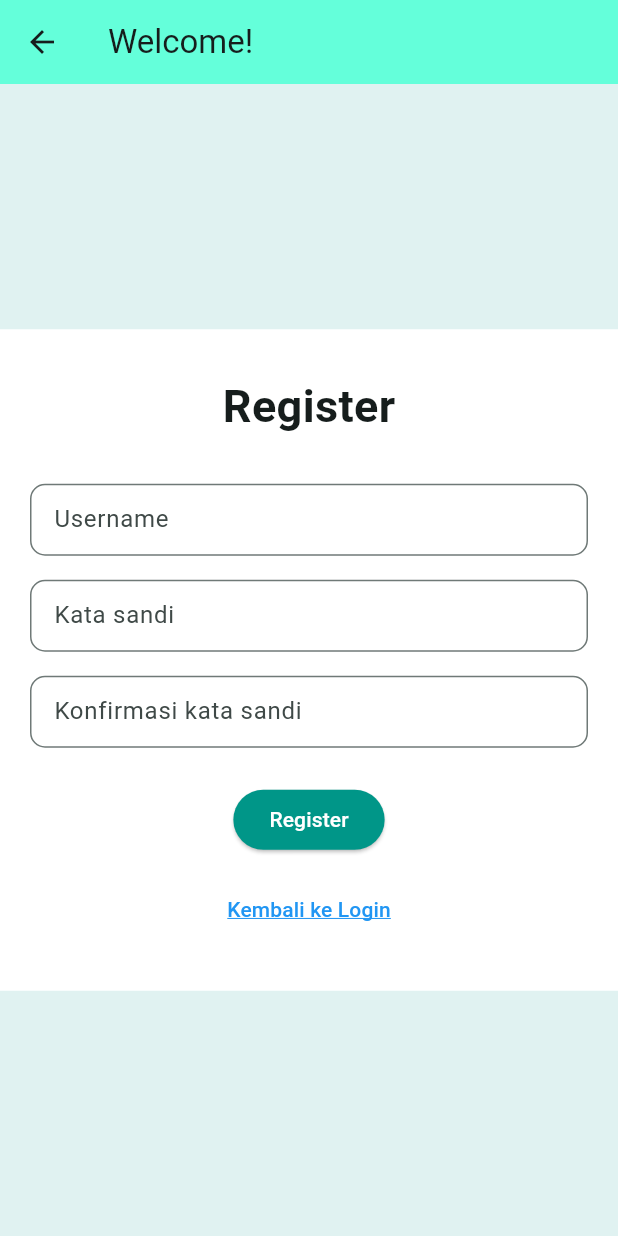
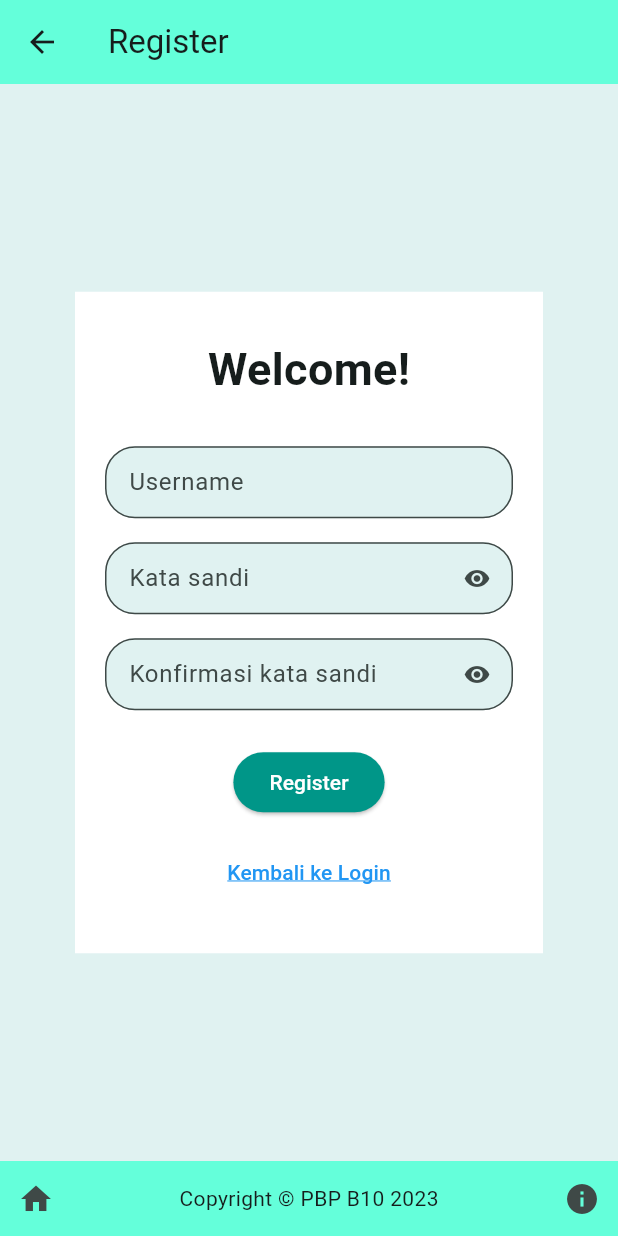
Before and after one commit to belatijagad/kutu-buku-mobile, a Flutter app: the screen it shows after launch, after a tap on "Belum punya akun?", on a phone screen of 412 x 824 dp. Run offline on Flutter 3.47's test engine with Material 3 defaults, Android fonts, the phone set to English and light mode, and no system bars.

Commit message:
Penambahan navbar bottom dan suffixIcon

```diff
--- a/lib/screens/login.dart
+++ b/lib/screens/login.dart
@@ -13,26 +13,26 @@ class _LoginPageState extends State<LoginPage> {
   final TextEditingController _passwordController = TextEditingController();
   final _formKey = GlobalKey<FormState>();
 
+  bool _passwordVisible = false;
+
   @override
   Widget build(BuildContext context) {
     return Scaffold(
       appBar: AppBar(
-        title: const Text('Welcome Back!'),
+        title: const Text('Login'),
         backgroundColor: Colors.tealAccent,
       ),
       body: Form(
-        // padding: const EdgeInsets.all(16.0),
         key: _formKey,
         child: SizedBox(
-          // width: size.width,
-          // height: size.height,
           child: Align (
             alignment: Alignment.center,
             child: Container(
-              // width: size.width * 0.85,
+              margin: EdgeInsets.all(50),
               padding: const EdgeInsets.symmetric(horizontal: 20, vertical: 30),
               decoration: BoxDecoration(
                 color: Colors.white,
+                // borderRadius: BorderRadius.circular(10)
               ),
               child: SingleChildScrollView(
                 child: Column(
@@ -40,7 +40,7 @@ class _LoginPageState extends State<LoginPage> {
                   children: [
                     const Center(
                       child: Text(
-                            "Register",
+                        "Welcome Back!",
                         style: TextStyle(
                           fontSize: 30,
                           fontWeight: FontWeight.bold,
@@ -57,17 +57,20 @@ class _LoginPageState extends State<LoginPage> {
                       },
                       controller: _usernameController,
                       decoration: InputDecoration(
+                        filled: true,
+                        fillColor: Colors.teal.shade50,
                         labelText: 'Username',
                         hintText: 'Masukkan username',
                         isDense: true,
                         border: OutlineInputBorder(
-                          borderRadius: BorderRadius.circular(10),
+                          borderRadius: BorderRadius.circular(20),
+                          borderSide: BorderSide(color: Colors.white, width: 0.0),
                         ),
                       ),
                     ),
                     const SizedBox(height: 16.0),
                     TextFormField(
-                      obscureText: true,
+                      obscureText: !_passwordVisible,
                       validator: (value) {
                         if (value == null || value.isEmpty) {
                           return 'Password invalid';
@@ -77,11 +80,25 @@ class _LoginPageState extends State<LoginPage> {
                       controller: _passwordController,
                       keyboardType: TextInputType.visiblePassword,
                       decoration: InputDecoration(
+                        filled: true,
+                        fillColor: Colors.teal.shade50,
                         labelText: 'Kata sandi',
                         hintText: 'Masukkan kata sandi',
                         isDense: true,
                         border: OutlineInputBorder(
-                          borderRadius: BorderRadius.circular(10),
+                          borderRadius: BorderRadius.circular(20),
+                          borderSide: BorderSide(color: Colors.white)
+                        ),
+                        suffixIcon: IconButton(
+                          icon: Icon(!_passwordVisible ? Icons.visibility
+                              : Icons.visibility_off),
+                          onPressed: () {
+                            setState(
+                              () {
+                                _passwordVisible = !_passwordVisible;
+                              },
+                            );
+                          },
                         ),
                       ),
                     ),
@@ -131,7 +148,32 @@ class _LoginPageState extends State<LoginPage> {
             ),
           ),
         ),
-      )
+      ),
+      bottomNavigationBar: Container(
+        child: Row(
+          mainAxisAlignment: MainAxisAlignment.spaceBetween,
+          children: [
+            IconButton(
+              icon: Icon(Icons.home),
+              onPressed: () {
+                // navigate to home page
+              },
+            ),
+            Text(
+              'Copyright © PBP B10 2023',
+              style: TextStyle(fontSize: 14.0),
+            ),
+            IconButton(
+              icon: Icon(Icons.info),
+              onPressed: () {
+                // navigate to about page
+              },
+            ),
+          ],
+        ),
+        height: 50.0,
+        color: Colors.tealAccent,
+      ),
     );
   }
 
--- a/lib/screens/register.dart
+++ b/lib/screens/register.dart
@@ -10,13 +10,18 @@ class ReaderRegistrationPage extends StatefulWidget {
 class _ReaderRegistrationPageState extends State<ReaderRegistrationPage> {
   final TextEditingController _usernameController = TextEditingController();
   final TextEditingController _passwordController = TextEditingController();
+  final TextEditingController _confirmPasswordController =
+      TextEditingController();
   final _formKey = GlobalKey<FormState>();
+
+  bool _passwordVisible = false;
+  bool _confirmPasswordVisible = false;
 
   @override
   Widget build(BuildContext context) {
     return Scaffold(
       appBar: AppBar(
-          title: const Text('Welcome!'),
+        title: const Text('Register'),
         backgroundColor: Colors.tealAccent,
       ),
       body: Form(
@@ -29,7 +34,9 @@ class _ReaderRegistrationPageState extends State<ReaderRegistrationPage> {
               alignment: Alignment.center,
               child: Container(
                 // width: size.width * 0.85,
-                  padding: const EdgeInsets.symmetric(horizontal: 20, vertical: 30),
+                margin: EdgeInsets.all(50),
+                padding:
+                    const EdgeInsets.symmetric(horizontal: 20, vertical: 30),
                 decoration: BoxDecoration(
                   color: Colors.white,
                 ),
@@ -39,7 +46,7 @@ class _ReaderRegistrationPageState extends State<ReaderRegistrationPage> {
                     children: [
                       const Center(
                         child: Text(
-                            "Register",
+                          "Welcome!",
                           style: TextStyle(
                             fontSize: 30,
                             fontWeight: FontWeight.bold,
@@ -56,17 +63,19 @@ class _ReaderRegistrationPageState extends State<ReaderRegistrationPage> {
                         },
                         controller: _usernameController,
                         decoration: InputDecoration(
+                          filled: true,
+                          fillColor: Colors.teal.shade50,
                           labelText: 'Username',
                           hintText: "Masukkan username",
                           isDense: true,
                           border: OutlineInputBorder(
-                              borderRadius: BorderRadius.circular(10),
-                            ),
+                              borderRadius: BorderRadius.circular(20),
+                              borderSide: BorderSide(color: Colors.white)),
                         ),
                       ),
                       const SizedBox(height: 16.0),
                       TextFormField(
-                          obscureText: true,
+                        obscureText: !_passwordVisible,
                         validator: (value) {
                           if (value == null || value.isEmpty) {
                             return 'Password invalid';
@@ -76,31 +85,60 @@ class _ReaderRegistrationPageState extends State<ReaderRegistrationPage> {
                         controller: _passwordController,
                         keyboardType: TextInputType.visiblePassword,
                         decoration: InputDecoration(
+                          filled: true,
+                          fillColor: Colors.teal.shade50,
                           labelText: 'Kata sandi',
                           hintText: "Masukkan kata sandi",
                           isDense: true,
                           border: OutlineInputBorder(
-                              borderRadius: BorderRadius.circular(10),
+                              borderRadius: BorderRadius.circular(20),
+                              borderSide: BorderSide(color: Colors.white)
+                          ),
+                          suffixIcon: IconButton(
+                            icon: Icon(!_passwordVisible ? Icons.visibility
+                                : Icons.visibility_off),
+                            onPressed: () {
+                              setState( () {
+                                  _passwordVisible = !_passwordVisible;
+                                },
+                              );
+                            },
                           ),
                         ),
                       ),
                       const SizedBox(height: 16.0),
                       TextFormField(
-                          obscureText: true,
+                        obscureText: !_confirmPasswordVisible,
                         validator: (value) {
                           if (value == null || value.isEmpty) {
                             return 'Konfirmasi katasandi invalid';
                           }
+                          if (value != _passwordController.text) {
+                            return 'Konfirmasi katasandi tidak cocok';
+                          }
                           return null;
                         },
-                          controller: _passwordController,
+                        controller: _confirmPasswordController,
                         keyboardType: TextInputType.visiblePassword,
                         decoration: InputDecoration(
+                          filled: true,
+                          fillColor: Colors.teal.shade50,
                           labelText: 'Konfirmasi kata sandi',
                           hintText: "Masukkan kembali kata sandi",
                           isDense: true,
                           border: OutlineInputBorder(
-                              borderRadius: BorderRadius.circular(10),
+                              borderRadius: BorderRadius.circular(20),
+                              borderSide: BorderSide(color: Colors.white)
+                          ),
+                          suffixIcon: IconButton(
+                            icon: Icon(!_confirmPasswordVisible ? Icons.visibility
+                                : Icons.visibility_off),
+                            onPressed: () {
+                              setState( () {
+                                  _confirmPasswordVisible = !_confirmPasswordVisible;
+                                },
+                              );
+                            },
                           ),
                         ),
                       ),
@@ -119,7 +157,7 @@ class _ReaderRegistrationPageState extends State<ReaderRegistrationPage> {
                           if (_fieldsIsNotEmpty()) {
                             _performRegistration(context);
                           } else {
-                              _showErrorDialog();
+                            _showErrorDialog('Username atau kata sandi tidak valid. Coba lagi.');
                           }
                         },
                         child: const Text('Register'),
@@ -148,7 +186,33 @@ class _ReaderRegistrationPageState extends State<ReaderRegistrationPage> {
                 ),
               ),
             ),
-            )));
+          )),
+      bottomNavigationBar: Container(
+        child: Row(
+          mainAxisAlignment: MainAxisAlignment.spaceBetween,
+          children: [
+            IconButton(
+              icon: Icon(Icons.home),
+              onPressed: () {
+                // navigate to home page
+              },
+            ),
+            Text(
+              'Copyright © PBP B10 2023',
+              style: TextStyle(fontSize: 14.0),
+            ),
+            IconButton(
+              icon: Icon(Icons.info),
+              onPressed: () {
+                // navigate to about page
+              },
+            ),
+          ],
+        ),
+        height: 50.0,
+        color: Colors.tealAccent,
+      ),
+    );
   }
 
   bool _fieldsIsNotEmpty() {
@@ -157,18 +221,21 @@ class _ReaderRegistrationPageState extends State<ReaderRegistrationPage> {
   }
 
   void _performRegistration(BuildContext context) {
-    // Replace this with your actual registration logic
-    // For simplicity, we'll just print a message
+    if (_passwordController.text != _confirmPasswordController.text) {
+        _showErrorDialog('Konfirmasi kata sandi tidak cocok');
+    } else {
+      // Logic pendaftaran
       // print('Registration logic here');
       Navigator.pop(context);
     }
+  }
 
-  void _showErrorDialog() {
+  void _showErrorDialog(String message) {
     showDialog(
       context: context,
       builder: (context) => AlertDialog(
         title: Text('Gagal Mendaftar'),
-        content: Text('Username atau kata sandi tidak valid. Coba lagi.'),
+        content: Text(message),
         actions: [
           TextButton(
             onPressed: () => Navigator.pop(context),
```
Lines whose indentation alone changed are shown as unchanged.
